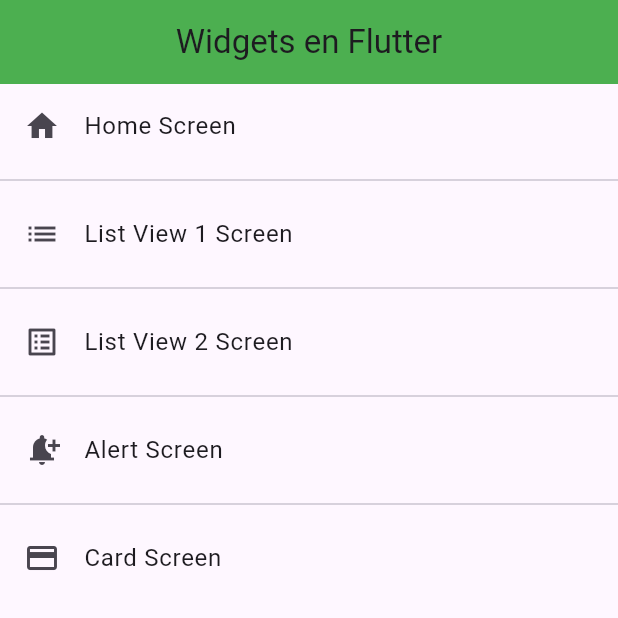
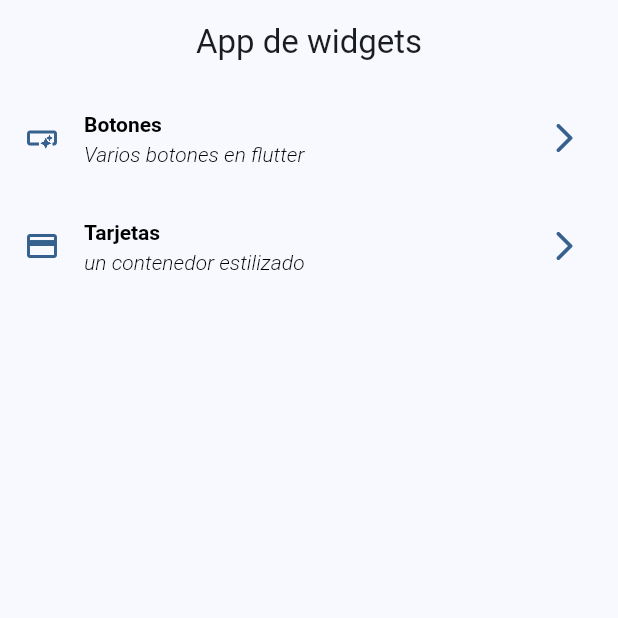
Before and after one commit to JesusxAguirre/Curso-flutter, a Flutter app: the screen it shows after launch, on a phone screen of 412 x 824 dp, the top half of it. Run offline on Flutter 3.47's test engine with Material 3 defaults, Android fonts, the phone set to English and light mode, and no system bars; our stand-ins replace dio, go_router.

Commit message:
refactor in widgets app

```diff
--- /dev/null
+++ b/widget_app/lib/config/menu/menu_items.dart
@@ -0,0 +1,30 @@
+import 'package:flutter/material.dart';
+
+class MenuItem {
+  final String title;
+  final String subtitle;
+  final String link;
+  final IconData icon;
+
+  const MenuItem({
+    required this.title,
+    required this.subtitle,
+    required this.link,
+    required this.icon,
+  });
+}
+
+const appMenuItems = <MenuItem>[
+  MenuItem(
+    title: 'Botones',
+    subtitle: 'Varios botones en flutter',
+    link: '/buttons',
+    icon: Icons.smart_button_outlined,
+  ),
+  MenuItem(
+    title: 'Tarjetas',
+    subtitle: 'un contenedor estilizado',
+    link: '/cards',
+    icon: Icons.credit_card,
+  ),
+];
--- /dev/null
+++ b/widget_app/lib/config/router/app_router.dart
@@ -0,0 +1,12 @@
+import 'package:go_router/go_router.dart';
+import 'package:widget_app/representation/screens/screens.dart';
+
+// GoRouter configuration
+final appRouter = GoRouter(
+  initialLocation: '/',
+  routes: [
+    GoRoute(path: '/', builder: (context, state) => HomeScreen()),
+    GoRoute(path: '/buttons', builder: (context, state) => ButtonsScreen()),
+    GoRoute(path: '/cards', builder: (context, state) => CardsScreen()),
+  ],
+);
--- /dev/null
+++ b/widget_app/lib/config/theme/app_theme.dart
@@ -0,0 +1,27 @@
+import 'package:flutter/material.dart';
+
+const colorList = <Color>[
+  Colors.blue,
+  Colors.teal,
+  Colors.green,
+  Colors.red,
+  Colors.purple,
+  Colors.deepPurple,
+  Colors.orange,
+];
+
+class AppTheme {
+  final int selectedColor;
+
+  AppTheme({this.selectedColor = 0})
+    : assert(selectedColor >= 0, 'Selected color must be 0 or greather than'),
+      assert(
+        selectedColor < colorList.length,
+        'Selected colors must be less or equals than ${colorList.length}',
+      );
+
+  ThemeData getTheme() => ThemeData(
+    colorSchemeSeed: colorList[selectedColor],
+    appBarTheme: AppBarTheme(centerTitle: true),
+  );
+}
--- a/widget_app/lib/data/models/menu_option.dart
+++ /dev/null
@@ -1,17 +0,0 @@
-import 'package:flutter/material.dart' show IconData, Widget;
-
-class MenuOption {
-  final String route;
-
-  final IconData icon;
-  final String name;
-  final Widget screen;
-
-  MenuOption({
-    required this.route,
-
-    required this.name,
-    required this.screen,
-    required this.icon,
-  });
-}
--- a/widget_app/lib/data/models/models.dart
+++ /dev/null
@@ -1 +0,0 @@
-export 'package:widget_app/data/models/menu_option.dart';
--- a/widget_app/lib/main.dart
+++ b/widget_app/lib/main.dart
@@ -1,7 +1,6 @@
 import 'package:flutter/material.dart';
-
-import 'package:widget_app/router/app_routes.dart';
-import 'package:widget_app/theme/app_theme.dart';
+import 'package:widget_app/config/router/app_router.dart';
+import 'package:widget_app/config/theme/app_theme.dart';
 
 void main() => runApp(const MyApp());
 
@@ -10,13 +9,12 @@ class MyApp extends StatelessWidget {
 
   @override
   Widget build(BuildContext context) {
-    return MaterialApp(
+    return MaterialApp.router(
       title: 'Widget App',
       debugShowCheckedModeBanner: false,
-      theme: AppTheme.lightTheme,
-      initialRoute: AppRoutes.initialRoute,
-      routes: AppRoutes.getAppRoutes(),
-      onGenerateRoute: AppRoutes.onGenerateRoute,
+      theme: AppTheme(selectedColor: 0).getTheme(),
+      routerConfig: appRouter,
+      // home: HomeScreen(),
     );
   }
 }
--- /dev/null
+++ b/widget_app/lib/representation/screens/home/home_screen.dart
@@ -0,0 +1,43 @@
+import 'package:flutter/material.dart';
+import 'package:go_router/go_router.dart';
+import 'package:widget_app/config/menu/menu_items.dart';
+
+class HomeScreen extends StatelessWidget {
+  const HomeScreen({super.key});
+
+  @override
+  Widget build(BuildContext context) {
+    final colors = Theme.of(context).colorScheme;
+
+    return Scaffold(
+      appBar: AppBar(title: Text('App de widgets')),
+      body: ListView.builder(
+        itemCount: appMenuItems.length,
+        itemBuilder: (context, index) {
+          final menuItem = appMenuItems[index];
+
+          return ListTile(
+            leading: Icon(menuItem.icon, color: colors.primary),
+            trailing: Icon(
+              Icons.arrow_forward_ios_rounded,
+              color: colors.primary,
+            ),
+
+            titleTextStyle: TextStyle(
+              color: Colors.black,
+              fontWeight: FontWeight.bold,
+            ),
+            subtitleTextStyle: TextStyle(
+              color: Colors.black,
+              fontStyle: FontStyle.italic,
+              fontWeight: FontWeight.w300,
+            ),
+            title: Text(menuItem.title),
+            subtitle: Text(menuItem.subtitle),
+            onTap: () => context.push(menuItem.link),
+          );
+        },
+      ),
+    );
+  }
+}
--- a/widget_app/lib/representation/screens/home_screen.dart
+++ /dev/null
@@ -1,35 +0,0 @@
-import 'package:flutter/material.dart';
-
-import 'package:widget_app/router/app_routes.dart';
-
-class HomeScreen extends StatelessWidget {
-  const HomeScreen({super.key});
-
-  @override
-  Widget build(BuildContext context) {
-    return Scaffold(
-      appBar: AppBar(title: Center(child: Text('Widgets en Flutter'))),
-      body: ListView.separated(
-        itemBuilder:
-            (context, index) => ListTile(
-              leading: Icon(AppRoutes.menuOptions[index].icon),
-              title: Text(AppRoutes.menuOptions[index].name),
-              onTap: () {
-                // final route = MaterialPageRoute(
-                //   builder: (context) => ListView1Screen(),
-                // );
-
-                // Navigator.push(context, route);
-
-                Navigator.pushNamed(
-                  context,
-                  AppRoutes.menuOptions[index].route,
-                );
-              },
-            ),
-        separatorBuilder: (_, __) => Divider(),
-        itemCount: AppRoutes.menuOptions.length,
-      ),
-    );
-  }
-}
--- a/widget_app/lib/representation/screens/screens.dart
+++ b/widget_app/lib/representation/screens/screens.dart
@@ -1,5 +1,3 @@
-export 'package:widget_app/representation/screens/alert_screen.dart';
-export 'package:widget_app/representation/screens/card_screen.dart';
-export 'package:widget_app/representation/screens/home_screen.dart';
-export 'package:widget_app/representation/screens/listview1_screen.dart';
-export 'package:widget_app/representation/screens/listview2_screen.dart';
+export 'package:widget_app/representation/screens/buttons/buttons_screen.dart';
+export 'package:widget_app/representation/screens/cards/cards_screen.dart';
+export 'package:widget_app/representation/screens/home/home_screen.dart';
--- a/widget_app/lib/representation/widgets/custom_card_type_1.dart
+++ b/widget_app/lib/representation/widgets/custom_card_type_1.dart
@@ -1,16 +1,17 @@
 import 'package:flutter/material.dart';
-import 'package:widget_app/theme/app_theme.dart';
 
 class CustomCardType1 extends StatelessWidget {
   const CustomCardType1({super.key});
 
   @override
   Widget build(BuildContext context) {
+    final theme = Theme.of(context);
+
     return Card(
       child: Column(
         children: [
           ListTile(
-            leading: Icon(Icons.image, color: AppTheme.primaryColor),
+            leading: Icon(Icons.image, color: theme.primaryColor),
             title: Text('Hola mundo'),
             subtitle: Text(
               'Veniam ex enim mollit occaecat minim laboris cupidatat cupidatat elit in. Nisi deserunt et et nisi et enim ut reprehenderit incididunt fugiat fugiat exercitation duis. Adipisicing excepteur eiusmod cillum amet reprehenderit officia voluptate anim irure laboris reprehenderit fugiat. Culpa elit eu id in. Sunt mollit ad dolore laborum esse minim mollit minim laborum ex aute nostrud mollit. Est culpa aute magna tempor et non incididunt duis. Non deserunt mollit mollit dolore exercitation elit do excepteur.',
--- a/widget_app/lib/router/app_routes.dart
+++ /dev/null
@@ -1,63 +0,0 @@
-import 'package:flutter/material.dart';
-import 'package:widget_app/data/models/models.dart';
-
-import '../representation/screens/screens.dart';
-
-class AppRoutes {
-  static const initialRoute = 'home';
-
-  static final menuOptions = <MenuOption>[
-    MenuOption(
-      route: 'home',
-      name: 'Home Screen',
-      screen: const HomeScreen(),
-      icon: Icons.home,
-    ),
-    MenuOption(
-      route: 'listView1',
-      name: 'List View 1 Screen',
-      screen: const ListView1Screen(),
-      icon: Icons.list,
-    ),
-    MenuOption(
-      route: 'listView2',
-      name: 'List View 2 Screen',
-      screen: const ListView2Screen(),
-      icon: Icons.list_alt,
-    ),
-    MenuOption(
-      route: 'alert',
-      name: 'Alert Screen',
-      screen: const AlertScreen(),
-      icon: Icons.notification_add,
-    ),
-    MenuOption(
-      route: 'card',
-      name: 'Card Screen',
-      screen: const CardScreen(),
-      icon: Icons.credit_card,
-    ),
-  ];
-
-  static Map<String, Widget Function(BuildContext)> getAppRoutes() {
-    Map<String, Widget Function(BuildContext)> appRoutes = {};
-
-    for (final option in menuOptions) {
-      appRoutes.addAll({option.route: (BuildContext context) => option.screen});
-    }
-
-    return appRoutes;
-  }
-
-  // static Map<String, Widget Function(BuildContext)> routes = {
-  //   'home': (BuildContext context) => HomeScreen(),
-  //   'ListView1': (BuildContext context) => ListView1Screen(),
-  //   'ListView2': (BuildContext context) => ListView2Screen(),
-  //   'alert': (BuildContext context) => AlertScreen(),
-  //   'card': (BuildContext context) => CardScreen(),
-  // };
-
-  static Route<dynamic> Function(RouteSettings)? onGenerateRoute = (settings) {
-    return MaterialPageRoute(builder: (context) => const HomeScreen());
-  };
-}
--- a/widget_app/lib/theme/app_theme.dart
+++ /dev/null
@@ -1,26 +0,0 @@
-import 'package:flutter/material.dart';
-
-class AppTheme {
-  static const Color primaryColor = Colors.green;
-
-  static final ThemeData lightTheme = ThemeData.light().copyWith(
-    primaryColor: primaryColor,
-    iconTheme: IconThemeData(color: Colors.white),
-    textButtonTheme: TextButtonThemeData(
-      style: TextButton.styleFrom(foregroundColor: primaryColor),
-    ),
-    appBarTheme: AppBarTheme(color: primaryColor, elevation: 0),
-    floatingActionButtonTheme: FloatingActionButtonThemeData(
-      backgroundColor: primaryColor,
-      elevation: 5,
-    ),
-    elevatedButtonTheme: ElevatedButtonThemeData(
-      style: ElevatedButton.styleFrom(
-        backgroundColor: Colors.green,
-        foregroundColor: Colors.white,
-        elevation: 0,
-        shape: StadiumBorder(),
-      ),
-    ),
-  );
-}
--- a/widget_app/pubspec.yaml
+++ b/widget_app/pubspec.yaml
@@ -34,6 +34,7 @@ dependencies:
   # The following adds the Cupertino Icons font to your application.
   # Use with the CupertinoIcons class for iOS style icons.
   cupertino_icons: ^1.0.8
+  go_router: ^16.0.0
 
 dev_dependencies:
   flutter_test:
```
Also changed, not shown: widget_app/lib/representation/screens/alert_screen.dart (deleted, +0 -64 lines), widget_app/lib/representation/screens/buttons/buttons_screen.dart (added, +65 -0 lines), widget_app/lib/representation/screens/card_screen.dart (deleted, +0 -21 lines), widget_app/lib/representation/screens/cards/cards_screen.dart (added, +69 -0 lines), widget_app/lib/representation/screens/listview1_screen.dart (deleted, +0 -36 lines), widget_app/lib/representation/screens/listview2_screen.dart (deleted, +0 -34 lines).
